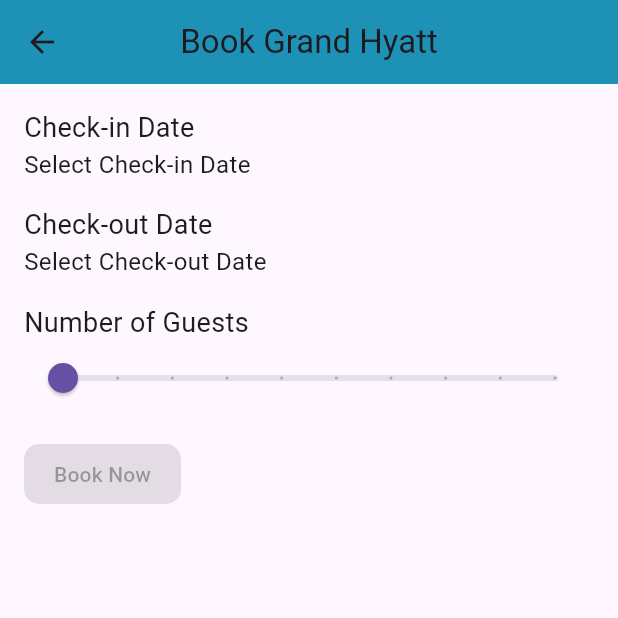
After one commit to mrairo/Hotel-Management-App, a Flutter app: the BookingScreen screen opened directly with sample values from the repository, on a phone screen of 412 x 824 dp, the top half of it. The commit adds this screen. Run offline on Flutter 3.47's test engine with Material 3 defaults, Android fonts, the phone set to English and light mode, and no system bars; our stand-ins replace awesome_dialog, cloud_firestore, firebase_auth, firebase_core, flutter_iconly, smooth_page_indicator; accounts and stored records are empty; generated files the repository leaves out were written again.

Commit message:
added booking functinality

```diff
--- a/lib/domain/models/booking_model.dart
+++ b/lib/domain/models/booking_model.dart
@@ -1,23 +1,74 @@
-class BookingModel {
-  final String id;
-  final String userId;
+import'package:hotel/domain/models/room_model.dart';
+import'package:hotel/domain/models/user_model.dart';
+// class BookingModel {
+//   final String id;
+//   final String userId;
 
-  BookingModel({
-    required this.id,
-    required this.userId,
+//   BookingModel({
+//     required this.id,
+//     required this.userId,
+//   });
+
+//   Map<String, dynamic> toJson() {
+//     return {
+//       'id': id,
+//       'userId': userId,
+//     };
+//   }
+
+//   factory BookingModel.fromJson(Map<String, dynamic> json) {
+//     return BookingModel(
+//       id: json['id'],
+//       userId: json['userId'],
+//     );
+//   }
+// }
+//
+class Booking{
+  final String? id;
+  final String hotelName;
+  final List room;
+  final DateTime checkInDate;
+  final DateTime checkOutDate;
+  final int numberOfGuest;
+  final double totalCost;
+  final UserModel user;
+
+  Booking({
+    this.id,
+    required this.hotelName,
+    required this.room,
+    required this.checkInDate,
+    required this.checkOutDate,
+    required this.numberOfGuest,
+    required this.totalCost,
+    required this.user,
   });
 
   Map<String, dynamic> toJson() {
-    return {
+    return{
       'id': id,
-      'userId': userId,
+      'hotelName': hotelName,
+      'room': room.map((e) => e.toJson()).toList(),
+      'checkInDate': checkInDate.toIso8601String(),
+      'checkOutDate': checkOutDate.toIso8601String(),
+      'numberOfGuest': numberOfGuest,
+      'totalCost': totalCost,
+      'user': user.toJson(),
     };
   }
 
-  factory BookingModel.fromJson(Map<String, dynamic> json) {
-    return BookingModel(
+  factory Booking.fromJson(Map<String, dynamic> json) {
+    //check error over here and also in my " booking_sccreen .dart"
+    return Booking(
       id: json['id'],
-      userId: json['userId'],
+      hotelName: json['hotelName'],
+      room: json['room'].map((e)=> Room.fromJson(e)).toList(),
+      checkInDate: DateTime.parse(json['checkInDate']),
+      checkOutDate: DateTime.parse(json['checkOutDate']),
+      numberOfGuest: json['numberOfGuest'],
+      totalCost: json['totalCost'],
+      user: UserModel.fromJson(json['user']),
     );
   }
 }
--- a/lib/domain/models/hotel_model.dart
+++ b/lib/domain/models/hotel_model.dart
@@ -2,19 +2,20 @@ import 'package:hotel/domain/models/room_model.dart';
 
 class Hotel {
   final int? id;
-  final String name;
-  final String location;
-  final double rating;
-  final String imageUrl;
+  final String? name;
+  final String? location;
+  final double? rating;
+  final String ?imageUrl;
   final List<Room> rooms;
 
   Hotel({
+    //error appear if i remove the required feature
     this.id,
-    required this.name,
-    required this.location,
-    required this.rating,
-    required this.imageUrl,
-    required this.rooms,
+    this.name,
+    this.location,
+    this.rating,
+    this.imageUrl,
+    required  this.rooms,
   });
 
   //serialize data to JSON
--- a/lib/main.dart
+++ b/lib/main.dart
@@ -4,6 +4,7 @@ import 'package:firebase_core/firebase_core.dart';
 import 'package:hotel/presentation/home/home_screen.dart';
 import 'package:hotel/presentation/home/widgets/bottom_nav.dart';
 import 'package:hotel/presentation/onboarding/onboarding_screen.dart';
+import 'package:hotel/providers/booking_provider.dart';
 import 'package:hotel/providers/hotel_provider.dart';
 import 'package:hotel/providers/navigation_provider.dart';
 import 'core/theme/theme.dart';
@@ -33,6 +34,7 @@ Future<void> main() async {
           create: (context) => AdminProvider(),
         ),
         ChangeNotifierProvider(create: (context) => HotelProvider()),
+        ChangeNotifierProvider(create: (context) => BookingProvider()),
       ],
       child: const Hotel(),
     ),
--- /dev/null
+++ b/lib/presentation/home/booking_screen.dart
@@ -0,0 +1,148 @@
+// ignore_for_file: use_build_context_synchronously
+
+import 'package:flutter/material.dart';
+import 'package:hotel/providers/auth_provider.dart';
+import 'package:provider/provider.dart';
+import 'package:hotel/domain/models/booking_model.dart';
+import 'package:hotel/domain/models/hotel_model.dart';
+import 'package:hotel/domain/models/room_model.dart';
+import 'package:hotel/providers/booking_provider.dart';
+
+class BookingScreen extends StatefulWidget {
+  final Hotel hotel;
+  final Room room;
+
+  const BookingScreen({
+    super.key,
+    required this.hotel,
+    required this.room,
+  });
+
+  get roomType => room.type;
+
+  get roomRate => room.rate;
+
+  get isRoomAvailable => room.isAvailable;
+
+  @override
+  State<BookingScreen> createState() => _HotelBookingScreenState();
+}
+
+class _HotelBookingScreenState extends State<BookingScreen> {
+  DateTime? _checkInDate;
+  DateTime? _checkOutDate;
+  int _numberOfGuests = 1;
+
+  @override
+  Widget build(BuildContext context) {
+    return Scaffold(
+      appBar: AppBar(
+        title: Text('Book ${widget.hotel.name}'),
+      ),
+      body: Padding(
+        padding: const EdgeInsets.all(16.0),
+        child: Column(
+          crossAxisAlignment: CrossAxisAlignment.start,
+          children: [
+            const Text(
+              'Check-in Date',
+              style: TextStyle(fontSize: 18.0),
+            ),
+            InkWell(
+              onTap: () => _selectDate(context, isCheckIn: true),
+              child: Text(
+                _checkInDate != null
+                    ? '${_checkInDate?.toLocal()}'.split(' ')[0]
+                    : 'Select Check-in Date',
+                style: const TextStyle(fontSize: 16.0),
+              ),
+            ),
+            const SizedBox(height: 16.0),
+            const Text(
+              'Check-out Date',
+              style: TextStyle(fontSize: 18.0),
+            ),
+            InkWell(
+              onTap: () => _selectDate(context, isCheckIn: false),
+              child: Text(
+                _checkOutDate != null
+                    ? '${_checkOutDate?.toLocal()}'.split(' ')[0]
+                    : 'Select Check-out Date',
+                style: const TextStyle(fontSize: 16.0),
+              ),
+            ),
+            const SizedBox(height: 16.0),
+            const Text(
+              'Number of Guests',
+              style: TextStyle(fontSize: 18.0),
+            ),
+            Slider(
+              value: _numberOfGuests.toDouble(),
+              min: 1.0,
+              max: 10.0,
+              divisions: 9,
+              label: _numberOfGuests.toString(),
+              onChanged: (value) {
+                setState(() {
+                  _numberOfGuests = value.toInt();
+                });
+              },
+            ),
+            const SizedBox(height: 16.0),
+            ElevatedButton(
+              onPressed: _checkInDate != null && _checkOutDate != null
+                  ? () async {
+                      //debug all the values
+                      print(context.read<AuthProvider>().user?.email);
+                      final booking = Booking(
+                        hotelName: widget.hotel.name.toString(),
+                        checkInDate: _checkInDate!,
+                        checkOutDate: _checkOutDate!,
+                        numberOfGuest: _numberOfGuests,
+                        totalCost:
+                            widget.room.rate * _numberOfGuests.toDouble(),
+                        user: context.read<AuthProvider>().user!,
+                        room: [widget.hotel.rooms.first],
+                      );
+                      await context.read<BookingProvider>().addBooking(booking);
+                      _showFlashMessage(context, 'Booking successful!');
+                      Navigator.pushReplacementNamed(context, '/home');
+                    }
+                  : null,
+              child: const Text('Book Now'),
+            ),
+          ],
+        ),
+      ),
+    );
+  }
+
+  Future<void> _selectDate(BuildContext context,
+      {required bool isCheckIn}) async {
+    final DateTime? pickedDate = await showDatePicker(
+      context: context,
+      initialDate: DateTime.now(),
+      firstDate: DateTime.now(),
+      lastDate: DateTime(2025),
+    );
+
+    if (pickedDate != null) {
+      setState(() {
+        if (isCheckIn) {
+          _checkInDate = pickedDate;
+        } else {
+          _checkOutDate = pickedDate;
+        }
+      });
+    }
+  }
+
+  void _showFlashMessage(BuildContext context, String message) {
+    ScaffoldMessenger.of(context).showSnackBar(
+      SnackBar(
+        content: Text(message),
+        duration: const Duration(seconds: 2),
+      ),
+    );
+  }
+}
--- a/lib/presentation/home/home_screen.dart
+++ b/lib/presentation/home/home_screen.dart
@@ -106,7 +106,9 @@ class MyHomePage extends StatelessWidget {
                             ),
                             child: const ImageIcon(
                               NetworkImage(
+                                //change the link to image link
                                   "https://cdn1.iconfinder.com/data/icons/basi-icon-set-01/100/Fin_copy-37-256.png"),
+
                               size: 24,
                               color: Color.fromARGB(255, 44, 179, 224),
                             ),
--- a/lib/presentation/home/hotel_rooms_screen.dart
+++ b/lib/presentation/home/hotel_rooms_screen.dart
@@ -29,7 +29,10 @@ class HotelRoomsScreen extends StatelessWidget {
               Navigator.push(
                 context,
                 MaterialPageRoute(
-                  builder: (context) => RoomDetailsScreen(room: room),
+                  builder: (context) =>
+                  RoomDetailsScreen(
+                    hotel:hotel, room:room
+                    ),
                 ),
               );
             },
--- a/lib/presentation/home/widgets/bottom_nav.dart
+++ b/lib/presentation/home/widgets/bottom_nav.dart
@@ -6,7 +6,7 @@ import 'package:hotel/providers/navigation_provider.dart';
 import 'package:provider/provider.dart';
 
 import '../../../providers/hotel_provider.dart';
-import '../../dashboard/add_hotels_screen.dart';
+
 
 class BottomBar extends StatelessWidget {
   BottomBar({
@@ -16,7 +16,6 @@ class BottomBar extends StatelessWidget {
     MyHomePage(title: 'Hotel Page'),
     const SearchScreen(),
     const ProfileScreen(),
-    const AddHotelScreen(),
   ];
 
   @override
```
Also changed, not shown: lib/domain/services/booking_service.dart (added, +39 -0 lines), lib/presentation/home/room_details_screen.dart (+17 -5 lines), lib/presentation/home/widgets/delete_hotel.dart (added, +74 -0 lines), lib/providers/booking_provider.dart (added, +58 -0 lines).
